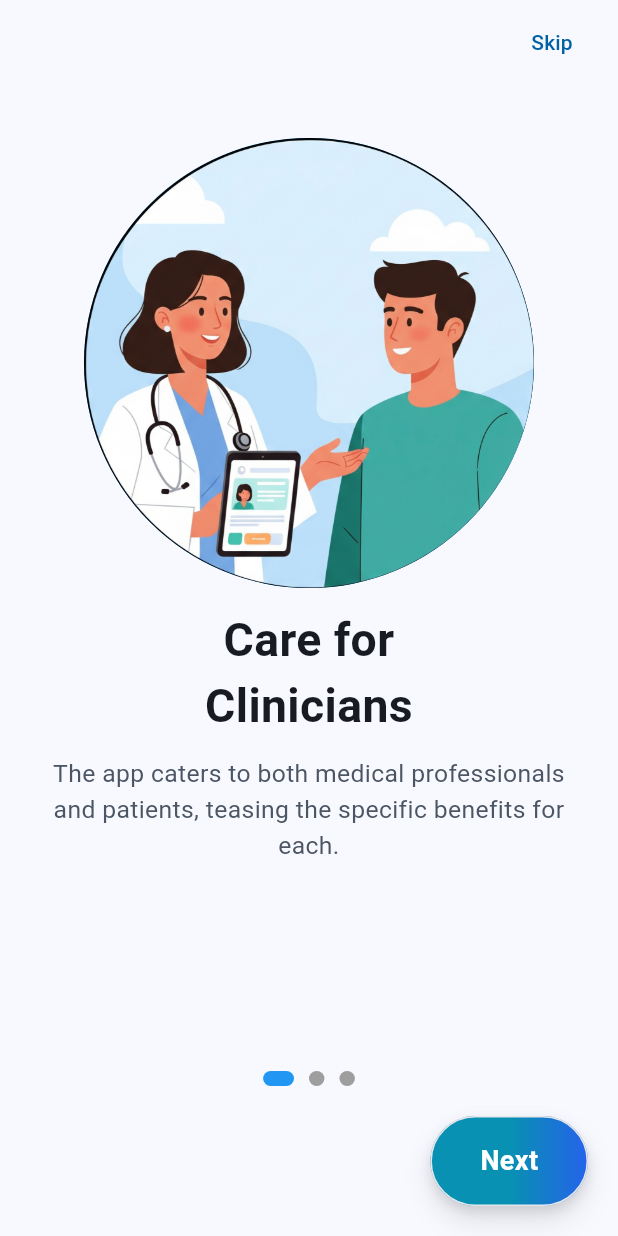
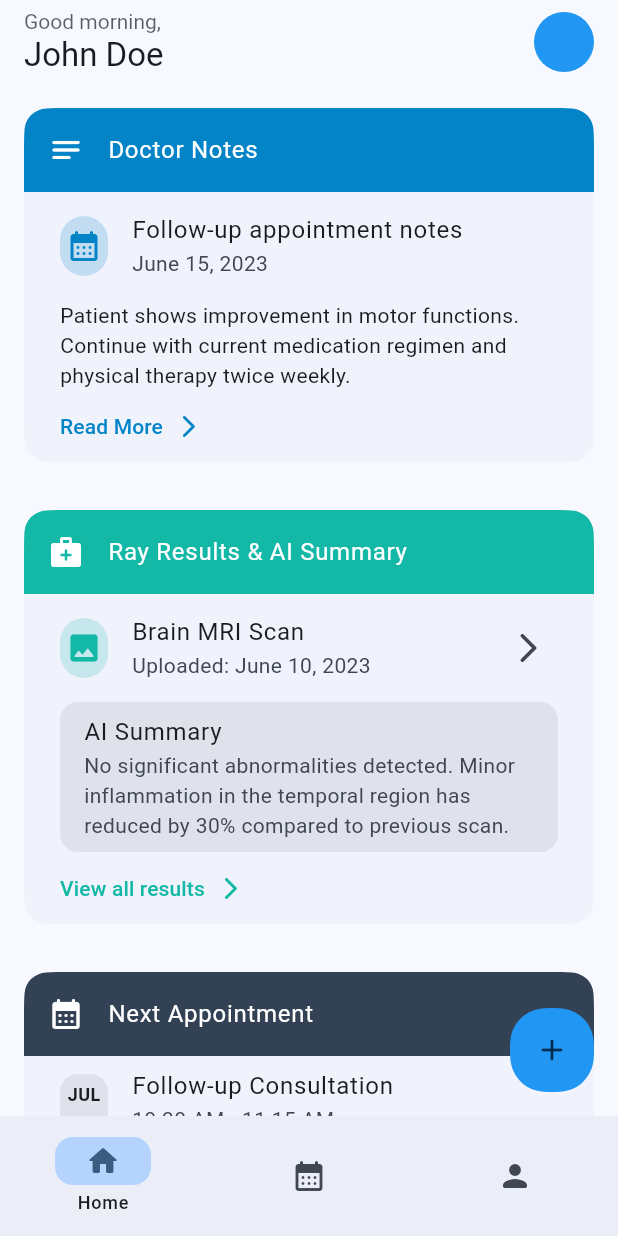
Before and after one commit to Polymath000/InsightMed, a Flutter app: the screen it shows after launch, after a tap on "Skip", on a phone screen of 412 x 824 dp. Run offline on Flutter 3.47's test engine with Material 3 defaults, Android fonts, the phone set to English and light mode, and no system bars; our stand-ins replace flutter_bloc, flutter_screenutil, get_it; Roboto replaces fonts that are missing (Cairo).

Commit message:
Built Home view UI

```diff
--- a/lib/core/constants/borders.dart
+++ b/lib/core/constants/borders.dart
@@ -6,6 +6,7 @@ sealed class AppBorders {
   const AppBorders();
   static const double _main = 16;
   static const BorderRadius zero = BorderRadius.zero;
+  static const BorderRadius xxxs = BorderRadius.all(Radius.circular(_main - 4));
   static const BorderRadius xxs = BorderRadius.all(Radius.circular(_main));
   static const BorderRadius xs = BorderRadius.all(Radius.circular(_main + 4));
   static const BorderRadius s = BorderRadius.all(Radius.circular(_main + 8));
--- a/lib/core/helpers/on_generate_routes.dart
+++ b/lib/core/helpers/on_generate_routes.dart
@@ -1,9 +1,12 @@
 import 'package:flutter/material.dart';
+import '../../features/main/presentation/views/main_view.dart';
 import '../../features/onboarding/presentation/views/onboarding_view.dart';
 import '../utls/i_text.dart';
 
 Route<dynamic> onGenerateRoute(final RouteSettings settings) =>
     switch (settings.name) {
+      MainView.routeName => MaterialPageRoute(builder: (_) => const MainView()),
+
       OnboardingView.routeName => MaterialPageRoute(
         builder: (_) => const OnboardingView(),
       ),
--- a/lib/core/utls/i_text.dart
+++ b/lib/core/utls/i_text.dart
@@ -19,7 +19,7 @@ final class IText extends StatelessWidget {
     this.style,
     this.textAlign,
     this.textDirection,
-    this.softWrap = true,
+    this.softWrap = false,
     super.key,
   });
   final String data;
--- a/lib/core/utls/themes/app_colors.dart
+++ b/lib/core/utls/themes/app_colors.dart
@@ -80,11 +80,15 @@ sealed class AppColors {
   static const Color black = Color(0xFF000000);
   static const Color blue = Color(0xFF2196F3);
   static const Color cyan = Color(0xFF14B8A6);
+  static const Color darkBlue = Color(0xFF1E88E5);
   static const Color darkGrey = Color(0xFF4B5563); // 0xff334155
   static const Color grey = Color(0xFF9E9E9E);
   static const Color green = Color(0xFF3B9A1E);
   static const Color lightGrey = Color(0xFFE0E0E0);
+  static const Color pickledBluewood = Color(0xFF334155);
+  static const Color topaz = Color(0xFF14B8A6);
   static const Color transparent = Color(0x00000000);
+  static const Color waterBlue = Color(0xFF0284C7);
   static const Color white = Color(0xFFFFFFFF);
 
   // Custom colors
--- a/lib/core/utls/themes/app_theme_data.dart
+++ b/lib/core/utls/themes/app_theme_data.dart
@@ -15,6 +15,8 @@ import 'package:flutter/material.dart'
         IconButtonThemeData,
         InputDecorationTheme,
         MenuStyle,
+        NavigationBarThemeData,
+        NavigationDestinationLabelBehavior,
         OutlineInputBorder,
         OutlinedButton,
         OutlinedButtonThemeData,
@@ -114,6 +116,7 @@ sealed class AppThemeData {
 
   static const FloatingActionButtonThemeData floatingActionButton =
       FloatingActionButtonThemeData(
+        elevation: 0,
         shape: RoundedSuperellipseBorder(borderRadius: AppBorders.s),
       );
 
@@ -122,6 +125,13 @@ sealed class AppThemeData {
       shape: const RoundedSuperellipseBorder(borderRadius: AppBorders.xxs),
     ),
   );
+
+  static const NavigationBarThemeData navigationBar = NavigationBarThemeData(
+    elevation: 0,
+    indicatorShape: RoundedSuperellipseBorder(borderRadius: AppBorders.xxxs),
+    labelBehavior: NavigationDestinationLabelBehavior.onlyShowSelected,
+  );
+
   static final OutlinedButtonThemeData outlinedButton = OutlinedButtonThemeData(
     style: OutlinedButton.styleFrom(
       textStyle: const TextStyle(fontSize: 16),
--- a/lib/core/utls/themes/theme_config.dart
+++ b/lib/core/utls/themes/theme_config.dart
@@ -49,8 +49,9 @@ final class ThemeConfig {
             surfaceTintColor: AppColors.transparent,
             scrolledUnderElevation: .1,
             toolbarHeight: 44,
+            actionsPadding: EdgeInsets.only(left: 8),
           )
-        : null;
+        : const AppBarTheme(actionsPadding: EdgeInsets.only(right: 8));
 
     final textTheme = isAppleDevice
         ? AppThemeData.text.copyWith(
@@ -88,6 +89,7 @@ final class ThemeConfig {
       filledButtonTheme: AppThemeData.filledButton,
       floatingActionButtonTheme: AppThemeData.floatingActionButton,
       iconButtonTheme: AppThemeData.iconButton,
+      navigationBarTheme: AppThemeData.navigationBar,
       outlinedButtonTheme: AppThemeData.outlinedButton,
       progressIndicatorTheme: AppThemeData.progressIndicator,
       searchBarTheme: AppThemeData.searchBar,
--- /dev/null
+++ b/lib/features/home/presentation/views/home_view.dart
@@ -0,0 +1,16 @@
+import 'package:flutter/material.dart';
+
+import 'widgets/home_view_body.dart';
+
+class HomeView extends StatelessWidget {
+  const HomeView({super.key});
+
+  @override
+  Widget build(final BuildContext context) => Scaffold(
+    body: const HomeViewBody(),
+    floatingActionButton: FloatingActionButton(
+      onPressed: () {},
+      child: const Icon(Icons.add_rounded),
+    ),
+  );
+}
--- /dev/null
+++ b/lib/features/home/presentation/views/widgets/home_app_bar.dart
@@ -0,0 +1,32 @@
+import 'package:flutter/material.dart';
+import '../../../../../core/utls/i_text.dart' show IText;
+import '../../../../../core/utls/themes/app_colors.dart' show AppColors;
+
+class HomeAppBar extends StatelessWidget {
+  const HomeAppBar({super.key});
+
+  @override
+  Widget build(_) => SliverAppBar(
+    title: Column(
+      crossAxisAlignment: CrossAxisAlignment.start,
+      mainAxisSize: MainAxisSize.min,
+      children: [
+        IText(
+          'Good morning,',
+          style: TextStyle(
+            fontSize: 14,
+            color: AppColors.onSurface.withAlpha(180),
+          ),
+        ),
+        const IText('John Doe'),
+      ],
+    ),
+    actions: [
+      IconButton(
+        icon: const CircleAvatar(),
+        onPressed: () {},
+        color: AppColors.grey,
+      ),
+    ],
+  );
+}
--- /dev/null
+++ b/lib/features/home/presentation/views/widgets/home_view_body.dart
@@ -0,0 +1,194 @@
+import 'package:flutter/material.dart';
+
+import '../../../../../core/constants/borders.dart';
+import '../../../../../core/utls/i_text.dart' show IRichText, IText;
+import '../../../../../core/utls/themes/app_colors.dart' show AppColors;
+import 'home_app_bar.dart' show HomeAppBar;
+
+class HomeViewBody extends StatelessWidget {
+  const HomeViewBody({super.key});
+
+  @override
+  Widget build(_) => CustomScrollView(
+    slivers: [
+      const HomeAppBar(),
+      HomeSticker(
+        headerIcon: Icons.notes_rounded,
+        headerTitle: 'Doctor Notes',
+        headerColor: AppColors.waterBlue,
+        bodyLeading: const DecoratedIcon(
+          icon: Icons.calendar_month_rounded,
+          color: AppColors.waterBlue,
+        ),
+        bodyTitle: 'Follow-up appointment notes',
+        bodySubTitle: const IText('June 15, 2023'),
+        paragraph: const IText(
+          'Patient shows improvement in motor functions. '
+          'Continue with current medication regimen '
+          'and physical therapy twice weekly.',
+          softWrap: true,
+        ),
+        footerOnPressed: () {},
+        footerTitle: 'Read More',
+      ),
+      HomeSticker(
+        headerIcon: Icons.medical_services_rounded,
+        headerTitle: 'Ray Results & AI Summary',
+        headerColor: AppColors.topaz,
+        bodyLeading: const DecoratedIcon(
+          icon: Icons.image_rounded,
+          color: AppColors.topaz,
+        ),
+        bodyTitle: 'Brain MRI Scan',
+        bodySubTitle: const IText('Uploaded: June 10, 2023'),
+        bodyTrailing: const Icon(Icons.arrow_forward_ios_rounded),
+        bodyOnTap: () {},
+        paragraph: const Card.filled(
+          child: ListTile(
+            title: IText('AI Summary'),
+            subtitle: IText(
+              'No significant abnormalities detected. '
+              'Minor inflammation in the temporal region has '
+              'reduced by 30% compared to previous scan.',
+              softWrap: true,
+            ),
+          ),
+        ),
+        footerOnPressed: () {},
+        footerTitle: 'View all results',
+      ),
+      const HomeSticker(
+        headerIcon: Icons.calendar_month_rounded,
+        headerTitle: 'Next Appointment',
+        headerColor: AppColors.pickledBluewood,
+        bodyLeading: Card.filled(
+          child: SizedBox(
+            width: 32,
+            child: Column(
+              mainAxisAlignment: MainAxisAlignment.center,
+              children: [
+                IText(
+                  'JUL',
+                  style: TextStyle(fontWeight: FontWeight.bold, fontSize: 12),
+                ),
+                IText(
+                  '05',
+                  style: TextStyle(fontWeight: FontWeight.w600, fontSize: 20),
+                ),
+              ],
+            ),
+          ),
+        ),
+        bodyTitle: 'Follow-up Consultation',
+        bodySubTitle: Column(
+          mainAxisSize: MainAxisSize.min,
+          crossAxisAlignment: CrossAxisAlignment.start,
+          children: [
+            IText('10:30 AM - 11:15 AM'),
+            IRichText(
+              TextSpan(
+                children: [
+                  WidgetSpan(
+                    alignment: PlaceholderAlignment.middle,
+                    child: Icon(Icons.location_on_rounded, size: 16),
+                  ),
+                  TextSpan(text: ' Neurology Center, Room 304'),
+                ],
+              ),
+            ),
+          ],
+        ),
+      ),
+    ],
+  );
+}
+
+class HomeSticker extends StatelessWidget {
+  const HomeSticker({
+    required this.headerIcon,
+    required this.headerTitle,
+    required this.headerColor,
+    required this.bodyLeading,
+    required this.bodyTitle,
+    required this.bodySubTitle,
+    this.bodyTrailing,
+    this.bodyOnTap,
+    this.paragraph,
+    this.footerOnPressed,
+    this.footerTitle,
+    super.key,
+  });
+  final IconData headerIcon;
+  final String headerTitle;
+  final Color headerColor;
+  final Widget bodyLeading;
+  final String bodyTitle;
+  final Widget bodySubTitle;
+  final Widget? bodyTrailing;
+  final VoidCallback? bodyOnTap;
+  final Widget? paragraph;
+  final VoidCallback? footerOnPressed;
+  final String? footerTitle;
+
+  @override
+  Widget build(_) => SliverPadding(
+    padding: const EdgeInsets.all(16),
+    sliver: SliverToBoxAdapter(
+      child: Card(
+        clipBehavior: Clip.antiAlias,
+        shape: const RoundedSuperellipseBorder(borderRadius: AppBorders.xxs),
+        child: Column(
+          mainAxisSize: MainAxisSize.min,
+          crossAxisAlignment: CrossAxisAlignment.start,
+          children: [
+            ListTile(
+              leading: Icon(headerIcon, color: AppColors.white),
+              title: IText(headerTitle),
+              tileColor: headerColor,
+              textColor: AppColors.white,
+            ),
+            ListTile(
+              leading: bodyLeading,
+              title: IText(bodyTitle),
+              subtitle: bodySubTitle,
+              trailing: bodyTrailing,
+              onTap: bodyOnTap,
+              contentPadding: const EdgeInsets.only(left: 24, right: 32),
+            ),
+            Padding(
+              padding: const EdgeInsets.symmetric(horizontal: 24),
+              child: paragraph,
+            ),
+            if (footerTitle != null)
+              Padding(
+                padding: const EdgeInsets.symmetric(horizontal: 12),
+                child: TextButton.icon(
+                  onPressed: footerOnPressed,
+                  icon: const Icon(Icons.arrow_forward_ios_rounded),
+                  label: Text(footerTitle!),
+                  iconAlignment: IconAlignment.end,
+                  style: TextButton.styleFrom(foregroundColor: headerColor),
+                ),
+              ),
+          ],
+        ),
+      ),
+    ),
+  );
+}
+
+class DecoratedIcon extends StatelessWidget {
+  const DecoratedIcon({required this.color, required this.icon, super.key});
+
+  final Color color;
+  final IconData icon;
+
+  @override
+  Widget build(_) => DecoratedBox(
+    decoration: ShapeDecoration(
+      color: color.withAlpha(50),
+      shape: const RoundedRectangleBorder(borderRadius: AppBorders.xxl),
+    ),
+    child: SizedBox(width: 32, height: 40, child: Icon(icon, color: color)),
+  );
+}
--- /dev/null
+++ b/lib/features/main/presentation/views/main_view.dart
@@ -0,0 +1,25 @@
+import 'package:flutter/material.dart';
+
+import 'widgets/main_navigation_bar.dart';
+import 'widgets/main_view_body.dart';
+
+class MainView extends StatefulWidget {
+  const MainView({super.key});
+  static const String routeName = 'main';
+
+  @override
+  State<MainView> createState() => _MainViewState();
+}
+
+class _MainViewState extends State<MainView> {
+  int _selectedIndex = 0;
+  @override
+  Widget build(final BuildContext context) => Scaffold(
+    body: MainViewBody(selectedIndex: _selectedIndex),
+    bottomNavigationBar: MainNavigationBar(
+      selectedIndex: _selectedIndex,
+      onDestinationSelected: (final index) =>
+          setState(() => _selectedIndex = index),
+    ),
+  );
+}
--- /dev/null
+++ b/lib/features/main/presentation/views/widgets/main_navigation_bar.dart
@@ -0,0 +1,24 @@
+import 'package:flutter/material.dart';
+
+class MainNavigationBar extends StatelessWidget {
+  const MainNavigationBar({
+    this.selectedIndex = 0,
+    this.onDestinationSelected,
+    super.key,
+  });
+  final int selectedIndex;
+  final ValueChanged<int>? onDestinationSelected;
+  @override
+  Widget build(final BuildContext context) => NavigationBar(
+    selectedIndex: selectedIndex,
+    onDestinationSelected: onDestinationSelected,
+    destinations: const [
+      NavigationDestination(icon: Icon(Icons.home_rounded), label: 'Home'),
+      NavigationDestination(
+        icon: Icon(Icons.calendar_month_rounded),
+        label: 'Appointments',
+      ),
+      NavigationDestination(icon: Icon(Icons.person_rounded), label: 'Profile'),
+    ],
+  );
+}
--- /dev/null
+++ b/lib/features/main/presentation/views/widgets/main_view_body.dart
@@ -0,0 +1,11 @@
+import 'package:flutter/material.dart';
+import '../../../../home/presentation/views/home_view.dart';
+
+class MainViewBody extends StatelessWidget {
+  const MainViewBody({this.selectedIndex = 0, super.key});
+  final int selectedIndex;
+
+  @override
+  Widget build(final BuildContext context) =>
+      const [HomeView(), HomeView(), HomeView()][selectedIndex];
+}
--- a/lib/features/onboarding/presentation/views/onboarding_view.dart
+++ b/lib/features/onboarding/presentation/views/onboarding_view.dart
@@ -1,4 +1,5 @@
 import 'package:flutter/material.dart';
+import '../../../main/presentation/views/main_view.dart';
 import 'widgets/on_boarding_view_body.dart';
 
 class OnboardingView extends StatelessWidget {
@@ -9,7 +10,10 @@ class OnboardingView extends StatelessWidget {
     appBar: AppBar(
       actions: [
         TextButton(
-          onPressed: () {
+          onPressed: () async {
+            await Navigator.of(
+              context,
+            ).pushReplacementNamed(MainView.routeName);
             // TODO(Anyone): Navigate to the Login page
           },
           child: const Text('Skip'),
--- a/lib/features/onboarding/presentation/views/widgets/next_button.dart
+++ b/lib/features/onboarding/presentation/views/widgets/next_button.dart
@@ -1,6 +1,4 @@
 import 'package:flutter/material.dart';
-
-import '../../../../../core/utls/i_text.dart';
 
 class NextButton extends StatelessWidget {
   const NextButton({required this.pageController, super.key});
@@ -73,7 +71,7 @@ class NextButton extends StatelessWidget {
                 width: 42,
                 height: 28,
                 child: Align(
-                  child: IText(
+                  child: Text(
                     pageController.page == 2 ? "Let's Go" : 'Next',
                     style: const TextStyle(
                       color: Colors.white,
--- a/lib/features/onboarding/presentation/views/widgets/page_view_item.dart
+++ b/lib/features/onboarding/presentation/views/widgets/page_view_item.dart
@@ -1,7 +1,6 @@
 import 'package:flutter/material.dart';
 import 'package:flutter_screenutil/flutter_screenutil.dart';
 import '../../../../../core/constants/borders.dart';
-import '../../../../../core/utls/i_text.dart';
 import '../../../../../core/utls/themes/app_colors.dart';
 
 class PageViewItem extends StatelessWidget {
@@ -35,20 +34,19 @@ class PageViewItem extends StatelessWidget {
         child: CircleAvatar(radius: 150, backgroundImage: AssetImage(image)),
       ),
       Padding(
-        padding:  EdgeInsets.symmetric(horizontal: 90.sp),
-        child: IText(
+        padding: EdgeInsets.symmetric(horizontal: 90.sp),
+        child: Text(
           title,
           textAlign: TextAlign.center,
-          style:  TextStyle(fontSize: 30.sp, fontWeight: FontWeight.bold),
+          style: TextStyle(fontSize: 30.sp, fontWeight: FontWeight.bold),
         ),
       ),
       Padding(
-        padding:  EdgeInsets.symmetric(horizontal: 24.sp),
-        child: IText(
+        padding: EdgeInsets.symmetric(horizontal: 24.sp),
+        child: Text(
           description,
           textAlign: TextAlign.center,
-          style:  TextStyle(fontSize: 16.sp, color: AppColors.darkGrey),
-          softWrap: true,
+          style: TextStyle(fontSize: 16.sp, color: AppColors.darkGrey),
         ),
       ),
     ],
--- a/lib/main_app.dart
+++ b/lib/main_app.dart
@@ -19,7 +19,7 @@ class InsightMed extends StatelessWidget {
       initialRoute: OnboardingView.routeName,
       onGenerateRoute: onGenerateRoute,
       theme: const ThemeConfig().light,
-      // darkTheme: const ThemeConfig().dark,
+      darkTheme: const ThemeConfig().dark,
       debugShowCheckedModeBanner: false,
       builder: (final context, final child) {
         AppColors.init(context);
```
Also changed, not shown: lib/features/auth/presentation/views/login_view.dart (added).
